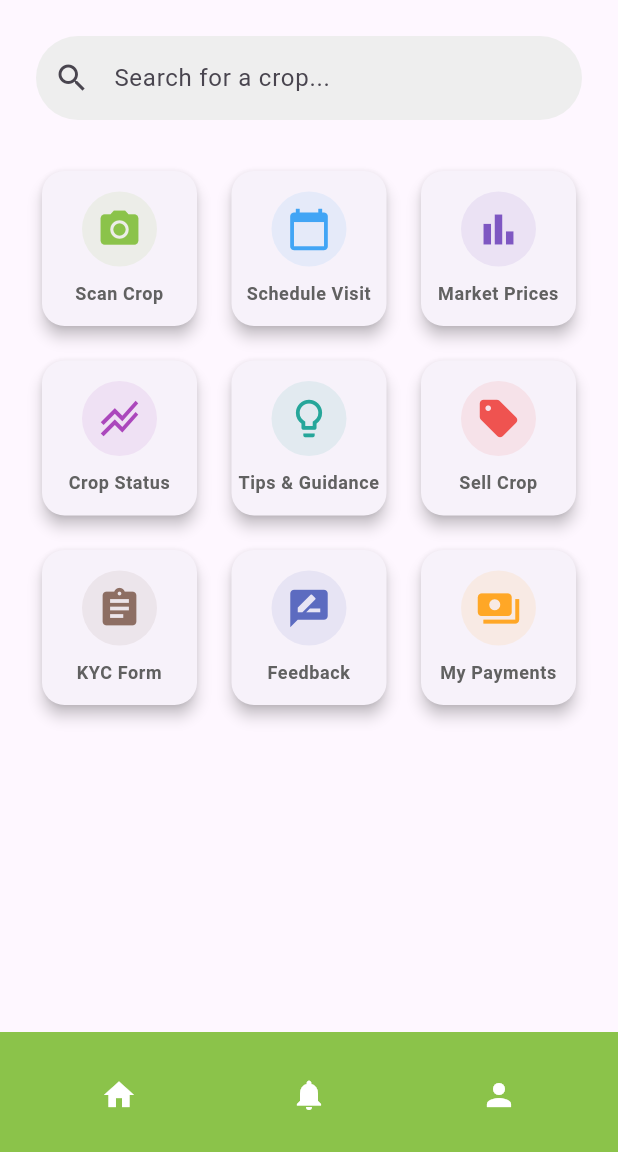
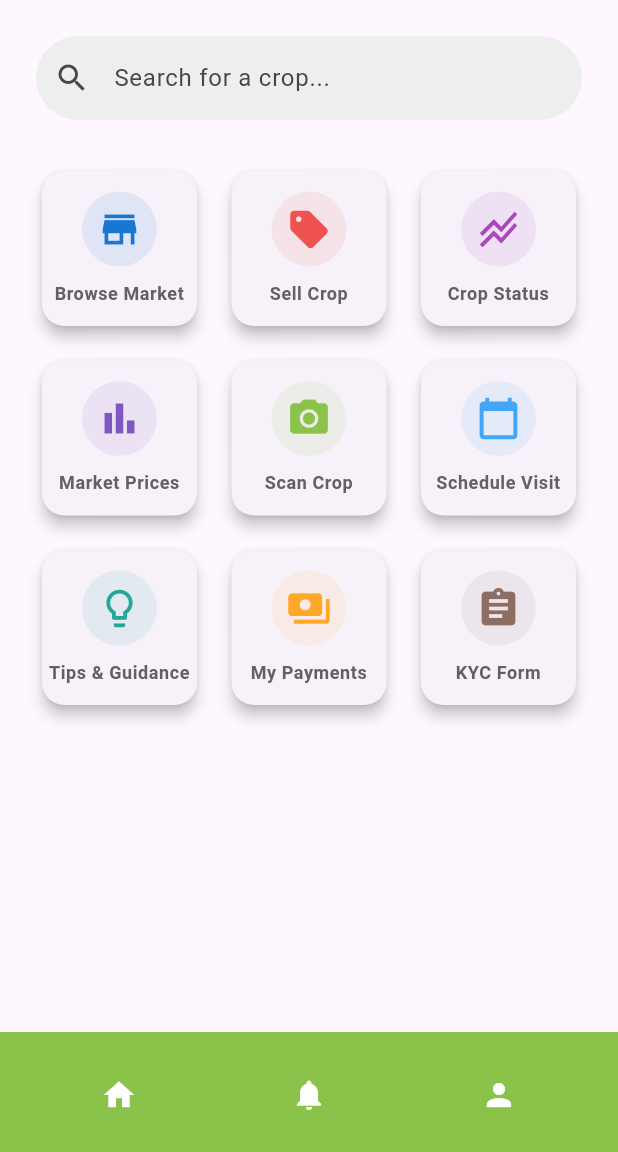
Before and after one commit to Nishmith12/BharathLink_App, a Flutter app: the HomeScreen screen opened directly, on a phone screen of 412 x 824 dp, the part 84-1236 px from its top. Run offline on Flutter 3.47's test engine with Material 3 defaults, Android fonts, the phone set to English and light mode, and no system bars; our stand-ins replace cloud_firestore, firebase_auth, firebase_core, firebase_storage, image_picker; accounts and stored records are empty.

Commit message:
feat: Add browse market screen for buyers

```diff
--- a/lib/screens/home_screen.dart
+++ b/lib/screens/home_screen.dart
@@ -13,7 +13,8 @@ import 'tips_screen.dart';
 import 'payments_screen.dart';
 import 'sell_crop_screen.dart';
 import 'search_results_screen.dart';
-import 'market_prices_screen.dart'; // Import the new screen
+import 'market_prices_screen.dart';
+import 'browse_crops_screen.dart'; // Import the new screen
 
 class HomeScreen extends StatelessWidget {
   const HomeScreen({super.key});
@@ -25,7 +26,7 @@ class HomeScreen extends StatelessWidget {
     return Scaffold(
       appBar: AppBar(
         title: const Text('Welcome to Bharath Link'),
-        automaticallyImplyLeading: false, // No back button on home
+        automaticallyImplyLeading: false,
         actions: [
           IconButton(
             icon: const Icon(Icons.logout),
@@ -41,7 +42,6 @@ class HomeScreen extends StatelessWidget {
         child: Column(
           crossAxisAlignment: CrossAxisAlignment.start,
           children: [
-            // Search Bar
             TextField(
               controller: searchController,
               decoration: InputDecoration(
@@ -67,14 +67,46 @@ class HomeScreen extends StatelessWidget {
             ),
             const SizedBox(height: 30),
 
-            // Main Action Grid
             GridView.count(
               shrinkWrap: true,
-              physics: const NeverScrollableScrollPhysics(), // Disable scrolling of grid
+              physics: const NeverScrollableScrollPhysics(),
               crossAxisCount: 3,
               crossAxisSpacing: 15,
               mainAxisSpacing: 15,
               children: [
+                // --- NEW CARD ADDED ---
+                _HomeActionCard(
+                  icon: Icons.store,
+                  label: 'Browse Market',
+                  iconColor: Colors.blue.shade700,
+                  onTap: () {
+                    Navigator.push(context, MaterialPageRoute(builder: (_) => const BrowseCropsScreen()));
+                  },
+                ),
+                _HomeActionCard(
+                  icon: Icons.sell,
+                  label: 'Sell Crop',
+                  iconColor: Colors.red.shade400,
+                  onTap: () {
+                    Navigator.push(context, MaterialPageRoute(builder: (_) => const SellCropScreen()));
+                  },
+                ),
+                _HomeActionCard(
+                  icon: Icons.stacked_line_chart,
+                  label: 'Crop Status',
+                  iconColor: Colors.purple.shade400,
+                  onTap: () {
+                    Navigator.push(context, MaterialPageRoute(builder: (_) => const SalesTrackingScreen()));
+                  },
+                ),
+                _HomeActionCard(
+                  icon: Icons.bar_chart,
+                  label: 'Market Prices',
+                  iconColor: Colors.deepPurple.shade400,
+                  onTap: () {
+                    Navigator.push(context, MaterialPageRoute(builder: (_) => const MarketPricesScreen()));
+                  },
+                ),
                 _HomeActionCard(
                   icon: Icons.camera_alt,
                   label: 'Scan Crop',
@@ -91,23 +123,6 @@ class HomeScreen extends StatelessWidget {
                     Navigator.push(context, MaterialPageRoute(builder: (_) => const ScheduleVisitScreen()));
                   },
                 ),
-                // --- UPDATED CARD ---
-                _HomeActionCard(
-                  icon: Icons.bar_chart,
-                  label: 'Market Prices',
-                  iconColor: Colors.deepPurple.shade400,
-                  onTap: () {
-                    Navigator.push(context, MaterialPageRoute(builder: (_) => const MarketPricesScreen()));
-                  },
-                ),
-                _HomeActionCard(
-                  icon: Icons.stacked_line_chart,
-                  label: 'Crop Status',
-                  iconColor: Colors.purple.shade400,
-                  onTap: () {
-                    Navigator.push(context, MaterialPageRoute(builder: (_) => const SalesTrackingScreen()));
-                  },
-                ),
                 _HomeActionCard(
                   icon: Icons.lightbulb_outline,
                   label: 'Tips & Guidance',
@@ -117,11 +132,11 @@ class HomeScreen extends StatelessWidget {
                   },
                 ),
                 _HomeActionCard(
-                  icon: Icons.sell,
-                  label: 'Sell Crop',
-                  iconColor: Colors.red.shade400,
+                  icon: Icons.payments,
+                  label: 'My Payments',
+                  iconColor: Colors.orange.shade400,
                   onTap: () {
-                    Navigator.push(context, MaterialPageRoute(builder: (_) => const SellCropScreen()));
+                    Navigator.push(context, MaterialPageRoute(builder: (_) => const PaymentsScreen()));
                   },
                 ),
                 _HomeActionCard(
@@ -130,22 +145,6 @@ class HomeScreen extends StatelessWidget {
                   iconColor: Colors.brown.shade400,
                   onTap: () {
                     Navigator.push(context, MaterialPageRoute(builder: (_) => const KycScreen()));
-                  },
-                ),
-                _HomeActionCard(
-                  icon: Icons.rate_review,
-                  label: 'Feedback',
-                  iconColor: Colors.indigo.shade400,
-                  onTap: () {
-                    Navigator.push(context, MaterialPageRoute(builder: (_) => const FeedbackScreen()));
-                  },
-                ),
-                _HomeActionCard(
-                  icon: Icons.payments,
-                  label: 'My Payments',
-                  iconColor: Colors.orange.shade400,
-                  onTap: () {
-                    Navigator.push(context, MaterialPageRoute(builder: (_) => const PaymentsScreen()));
                   },
                 ),
               ],
@@ -162,9 +161,7 @@ class HomeScreen extends StatelessWidget {
             children: [
               IconButton(
                 icon: const Icon(Icons.home, color: Colors.white),
-                onPressed: () {
-                  // Already on Home
-                },
+                onPressed: () {},
               ),
               IconButton(
                 icon: const Icon(Icons.notifications, color: Colors.white),
```
Also changed, not shown: lib/screens/browse_crops_screen.dart (added, +117 -0 lines).
